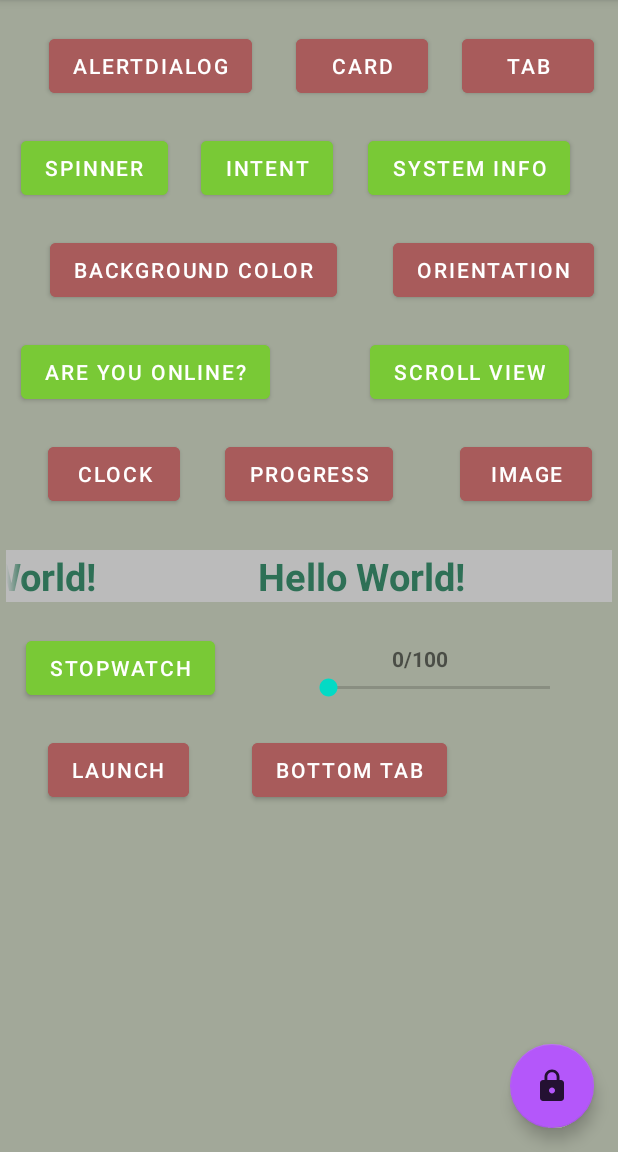
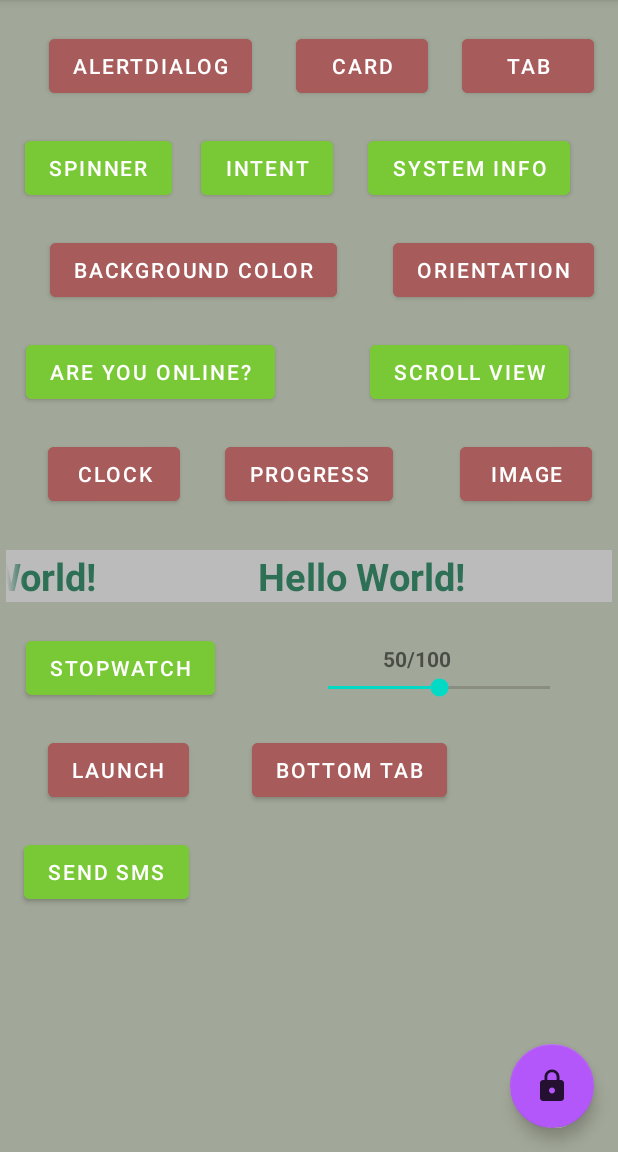
Before and after one commit to HarshPanchal18/playground, an Android app: the MainActivity screen opened directly, with no data from a screen before it, on a phone screen of 412 x 824 dp, the part 84-1236 px from its top. Run offline under Robolectric (Android 15) with nearby library versions, the light colour scheme and no system bars.

Commit message:
Added text message sending activity

```diff
--- a/app/src/main/AndroidManifest.xml
+++ b/app/src/main/AndroidManifest.xml
@@ -6,6 +6,7 @@
     <uses-permission android:name="android.permission.ACCESS_NETWORK_STATE" />
     <uses-permission android:name="android.permission.VIBRATE" />
     <uses-permission android:name="android.permission.INTERNET" />
+    <uses-permission android:name="android.permission.SEND_SMS" />
 
     <application
         android:allowBackup="true"
@@ -17,6 +18,9 @@
         android:supportsRtl="true"
         android:theme="@style/Theme.Playground"
         tools:targetApi="31">
+        <activity
+            android:name=".activities.SendSMS"
+            android:exported="false" />
         <activity
             android:name=".activities.BottomTab"
             android:exported="false" />
--- a/app/src/main/java/com/example/playground/MainActivity.kt
+++ b/app/src/main/java/com/example/playground/MainActivity.kt
@@ -10,10 +10,7 @@ import android.net.ConnectivityManager
 import android.net.Uri
 import android.os.Bundle
 import android.provider.Settings
-import android.view.ContextMenu
-import android.view.Menu
-import android.view.MenuItem
-import android.view.View
+import android.view.*
 import android.widget.*
 import androidx.annotation.Nullable
 import androidx.appcompat.app.ActionBar
@@ -28,14 +25,13 @@ import com.google.android.material.snackbar.Snackbar
 import kotlinx.android.synthetic.main.activity_main.*
 import kotlin.system.exitProcess
 
-
 class MainActivity : AppCompatActivity() {//, PopupMenu.OnMenuItemClickListener { // implements Popmenu for popup window
 
      override fun onConfigurationChanged(newConfig: Configuration) {
         super.onConfigurationChanged(newConfig)
     }
 
-
+    var BackLightValue: Float = 0.5f
     override fun onCreate(savedInstanceState: Bundle?) {
         super.onCreate(savedInstanceState)
         setContentView(R.layout.activity_main)
@@ -167,16 +163,15 @@ class MainActivity : AppCompatActivity() {//, PopupMenu.OnMenuItemClickListener
             startActivity(Intent(this, Stopwatch::class.java))
         }
 
-        var BackLightValue:Float= 1f
         val seekbar:SeekBar = findViewById(R.id.seekbar)
         val seektext:TextView = findViewById(R.id.barnumber)
         seektext.text= seekbar.progress.toString()+"/"+seekbar.max
         seekbar.setOnSeekBarChangeListener(object: SeekBar.OnSeekBarChangeListener {
-            var prog_val:Int=0
+            var prog_val:Float=0.0f
             override fun onProgressChanged(seekbarr: SeekBar?, progress: Int, fromuser: Boolean) {
-                prog_val=progress
-                BackLightValue = ((progress/100).toFloat())//.toFloat()// / 100
-                val layoutParams = window.attributes
+                prog_val= progress.toFloat()
+                BackLightValue = (progress/100).toFloat()
+                var layoutParams: WindowManager.LayoutParams = window.attributes
                 layoutParams.screenBrightness = BackLightValue
                 window.attributes = layoutParams
             }
@@ -198,6 +193,11 @@ class MainActivity : AppCompatActivity() {//, PopupMenu.OnMenuItemClickListener
         val bottomtab:Button=findViewById(R.id.bottomtab)
         bottomtab.setOnClickListener {
             startActivity(Intent(this,BottomTab::class.java))
+        }
+
+        val sendsms:Button=findViewById(R.id.sendsms)
+        sendsms.setOnClickListener {
+            startActivity(Intent(this,SendSMS::class.java))
         }
     }
 
--- a/app/src/main/res/layout/activity_main.xml
+++ b/app/src/main/res/layout/activity_main.xml
@@ -79,11 +79,11 @@
         android:layout_width="wrap_content"
         android:layout_height="wrap_content"
         android:layout_marginTop="20dp"
+        android:backgroundTint="@color/buttonlayer2"
         android:text="Spinner"
-        android:backgroundTint="@color/buttonlayer2"
 
         app:layout_constraintEnd_toEndOf="parent"
-        app:layout_constraintHorizontal_bias="0.044"
+        app:layout_constraintHorizontal_bias="0.054"
         app:layout_constraintStart_toStartOf="parent"
         app:layout_constraintTop_toBottomOf="@+id/alertbtn" />
 
@@ -158,11 +158,11 @@
         android:layout_width="wrap_content"
         android:layout_height="wrap_content"
         android:layout_marginTop="20dp"
+        android:backgroundTint="@color/buttonlayer2"
         android:text="Are you online?"
-        android:backgroundTint="@color/buttonlayer2"
 
         app:layout_constraintEnd_toEndOf="parent"
-        app:layout_constraintHorizontal_bias="0.058"
+        app:layout_constraintHorizontal_bias="0.071"
         app:layout_constraintStart_toStartOf="parent"
         app:layout_constraintTop_toBottomOf="@+id/bgbtn" />
 
@@ -237,7 +237,7 @@
         android:layout_marginTop="48dp"
         android:max="100"
         android:indeterminate="false"
-        android:progress="0"
+        android:progress="50"
         app:layout_constraintEnd_toEndOf="parent"
         app:layout_constraintHorizontal_bias="0.873"
         app:layout_constraintStart_toStartOf="parent"
@@ -279,4 +279,16 @@
         app:layout_constraintStart_toStartOf="parent"
         app:layout_constraintTop_toBottomOf="@+id/stopwatchbtn" />
 
+    <Button
+        android:id="@+id/sendsms"
+        android:layout_width="wrap_content"
+        android:layout_height="wrap_content"
+        android:layout_marginTop="20dp"
+        android:text="Send SMS"
+        android:backgroundTint="@color/buttonlayer2"
+        app:layout_constraintEnd_toEndOf="parent"
+        app:layout_constraintHorizontal_bias="0.053"
+        app:layout_constraintStart_toStartOf="parent"
+        app:layout_constraintTop_toBottomOf="@+id/launchbtn" />
+
 </androidx.constraintlayout.widget.ConstraintLayout>
```
Also changed, not shown: app/src/main/java/com/example/playground/activities/SendSMS.kt (added, +79 -0 lines), app/src/main/res/layout/activity_send_sms.xml (added, +47 -0 lines).
